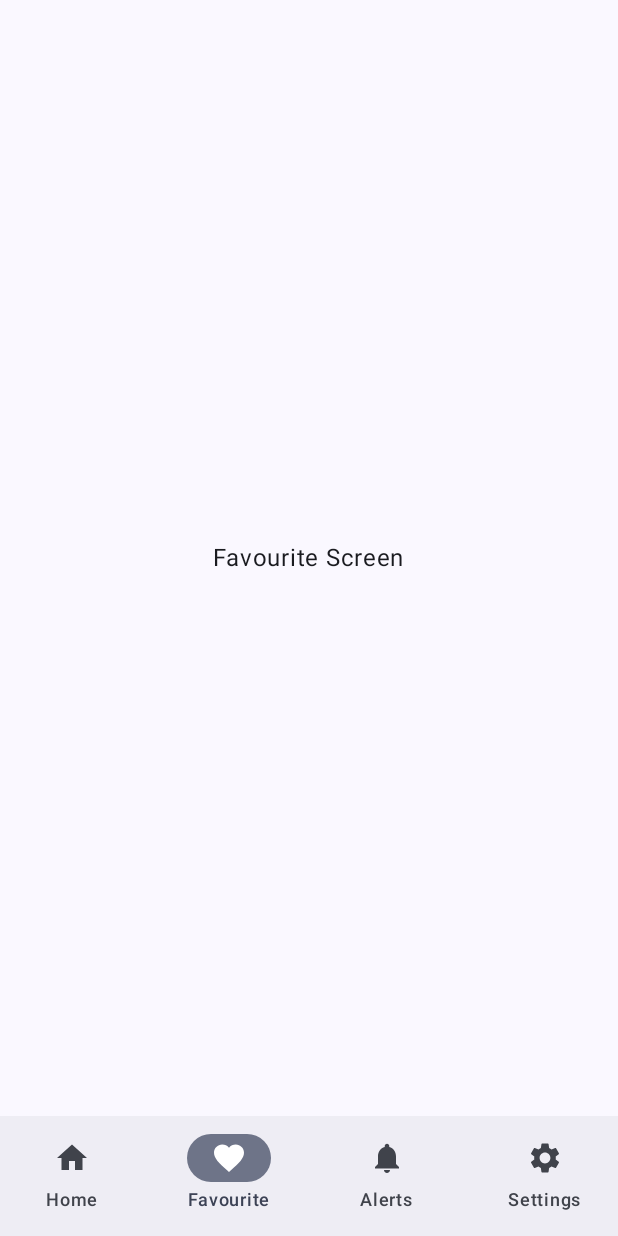
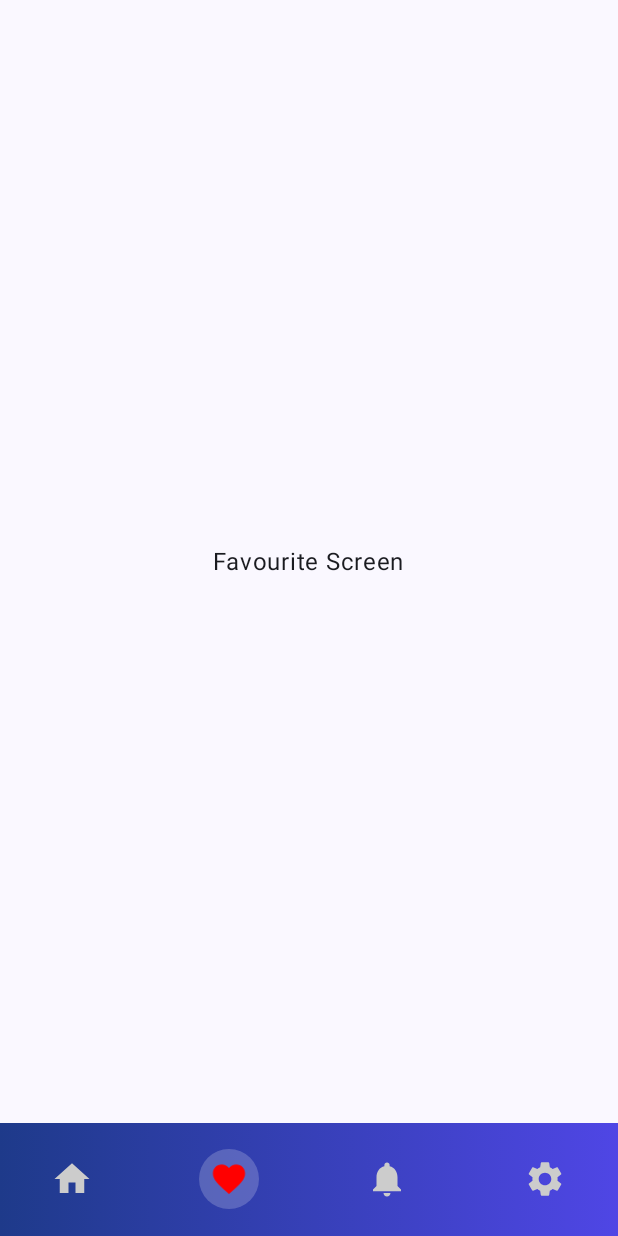
Before and after one commit to Youssef-Abdelkader/WeatherForcast, an Android app built with Jetpack Compose: the HomeScreen screen opened through its navigation route, item 2 of the bottom bar chosen, on a phone screen of 412 x 824 dp. Run offline under Robolectric (Android 15) with nearby library versions, the phone set to English and light mode, and no system bars.

Commit message:
add bottom navigation effects

```diff
--- a/app/src/main/java/com/youssef/weatherforcast/Navigation/BottomNavigation.kt
+++ b/app/src/main/java/com/youssef/weatherforcast/Navigation/BottomNavigation.kt
@@ -1,11 +1,20 @@
 package com.youssef.weatherforcast.Navigation
 
-
+import androidx.compose.animation.core.animateFloatAsState
+import androidx.compose.animation.core.tween
+import androidx.compose.foundation.background
+import androidx.compose.foundation.layout.*
+import androidx.compose.foundation.shape.CircleShape
 import androidx.compose.material.icons.Icons
 import androidx.compose.material.icons.filled.*
 import androidx.compose.material3.*
 import androidx.compose.runtime.*
+import androidx.compose.ui.Modifier
+import androidx.compose.ui.draw.scale
+import androidx.compose.ui.graphics.Brush
+import androidx.compose.ui.graphics.Color
 import androidx.compose.ui.graphics.vector.ImageVector
+import androidx.compose.ui.unit.dp
 import androidx.navigation.NavController
 import androidx.navigation.compose.currentBackStackEntryAsState
 
@@ -18,29 +27,77 @@ fun BottomNavigationBar(navController: NavController) {
         BottomNavItem.Settings
     )
 
-    NavigationBar {
+    val gradientBrush = Brush.horizontalGradient(
+        colors = listOf(Color(0xFF1E3A8A), Color(0xFF4F46E5))
+    )
+
+    NavigationBar(
+        modifier = Modifier
+            .height(75.dp)
+            .fillMaxWidth()
+            .background(gradientBrush),
+        containerColor = Color.Transparent,
+        tonalElevation = 8.dp
+    ) {
         val currentRoute = navController.currentBackStackEntryAsState().value?.destination?.route
 
         items.forEach { item ->
+            var isPressed by remember { mutableStateOf(false) }
+            val scale by animateFloatAsState(
+                targetValue = if (isPressed) 0.92f else 1f,
+                animationSpec = tween(durationMillis = 120),
+                label = "Scale Animation"
+            )
+
+            val isSelected = currentRoute == item.route
+            val iconColor = when {
+                item is BottomNavItem.Favourite && isSelected -> Color.Red
+                isSelected -> Color.Cyan
+                else -> Color.LightGray
+            }
+
             NavigationBarItem(
-                selected = currentRoute == item.route,
+                selected = isSelected,
                 onClick = {
+                    isPressed = true
                     if (currentRoute != item.route) {
                         navController.navigate(item.route) {
                             popUpTo(Screen.Home.route) { inclusive = false }
                         }
                     }
                 },
-                icon = { Icon(item.icon, contentDescription = item.title) },
-                label = { Text(item.title) }
+                icon = {
+                    Box(
+                        modifier = Modifier
+                            .size(40.dp)
+                            .background(
+                                if (isSelected) Color.White.copy(alpha = 0.2f) else Color.Transparent,
+                                shape = CircleShape
+                            ),
+                        contentAlignment = androidx.compose.ui.Alignment.Center
+                    ) {
+                        Icon(
+                            item.icon,
+                            contentDescription = null,
+                            tint = iconColor,
+                            modifier = Modifier
+                                .scale(scale)
+                                .size(28.dp)
+                        )
+                    }
+                },
+                alwaysShowLabel = false,
+                colors = NavigationBarItemDefaults.colors(
+                    indicatorColor = Color.Transparent
+                )
             )
         }
     }
 }
 
-sealed class BottomNavItem(val route: String, val title: String, val icon: ImageVector) {
-    object Home : BottomNavItem("home", "Home", Icons.Filled.Home)
-    object Favourite : BottomNavItem("favourite", "Favourite", Icons.Filled.Favorite)
-    object Alerts : BottomNavItem("alerts", "Alerts", Icons.Filled.Notifications)
-    object Settings : BottomNavItem("settings", "Settings", Icons.Filled.Settings)
+sealed class BottomNavItem(val route: String, val icon: ImageVector) {
+    object Home : BottomNavItem("home", Icons.Filled.Home)
+    object Favourite : BottomNavItem("favourite", Icons.Filled.Favorite)
+    object Alerts : BottomNavItem("alerts", Icons.Filled.Notifications)
+    object Settings : BottomNavItem("settings", Icons.Filled.Settings)
 }
```
Also changed, not shown: app/build.gradle.kts (+8 -0 lines), app/src/main/java/com/youssef/weatherforcast/Home/HomeScreen.kt (+86 -73 lines).
